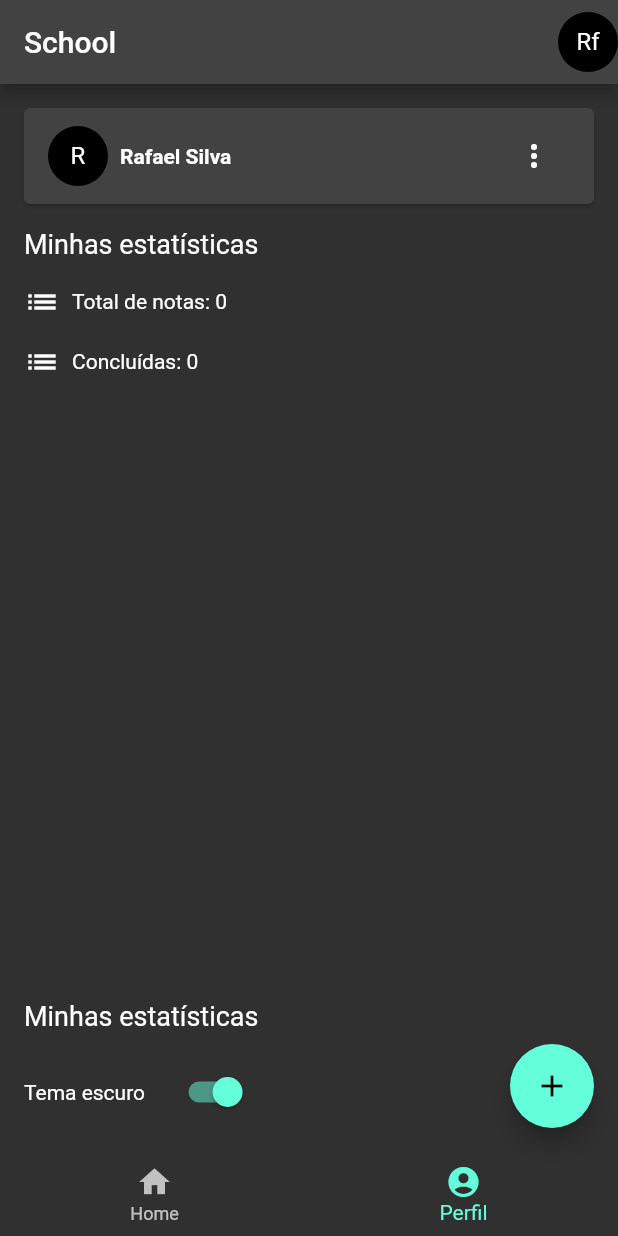
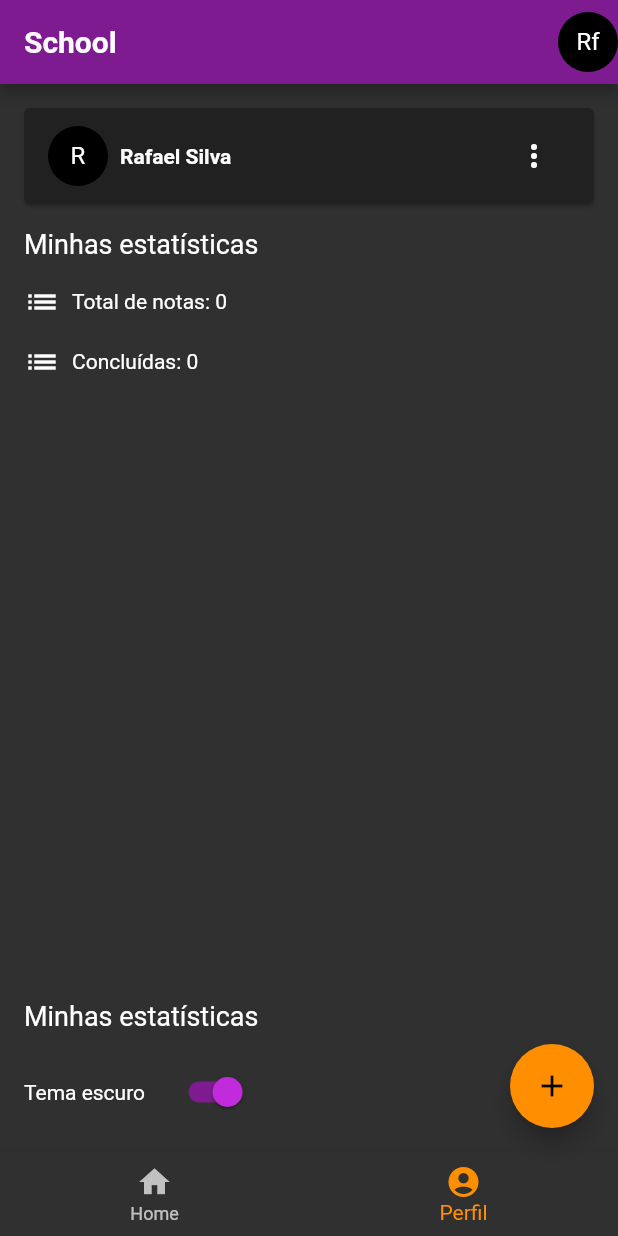
Before and after one commit to AndersonSantanaMjv/shcool, a Flutter app: the screen it shows after launch, item 2 of the bottom bar chosen, on a phone screen of 412 x 824 dp. Run offline on Flutter 3.47's test engine with Material 2 defaults, Android fonts, the phone set to English and light mode, and no system bars; our stand-ins replace image_picker, shared_preferences.

Commit message:
controle de themas

```diff
--- a/lib/styles/theme_style.dart
+++ b/lib/styles/theme_style.dart
@@ -27,13 +27,52 @@ class MyTheme {
     ),
     switchTheme: SwitchThemeData(
       thumbColor: MaterialStateColor.resolveWith((states) {
-        return states.contains(MaterialState.selected) ? _light.primary : _light.secondary;
+        return states.contains(MaterialState.selected)
+            ? _light.primary
+            : _light.secondary;
       }),
       trackColor: MaterialStateColor.resolveWith((states) {
-        return states.contains(MaterialState.selected) ? _light.primaryDark : _light.secondary;
+        return states.contains(MaterialState.selected)
+            ? _light.primaryDark
+            : _light.secondary;
       }),
     ),
   );
 
-  static final ThemeData escuro = ThemeData.dark().copyWith();
+  static final ThemeData escuro = ThemeData.dark().copyWith(
+    colorScheme: ThemeData.dark().colorScheme.copyWith(
+          primary: _dark.primary,
+          secondary: _dark.accent,
+          background: _dark.backgroud,
+          error: _dark.error,
+        ),
+    primaryColor: _dark.primary,
+    appBarTheme: AppBarTheme(
+      backgroundColor: _dark.primaryDark,
+      titleTextStyle: TextStyle(
+        color: _dark.text,
+        fontWeight: FontWeight.bold,
+        fontSize: 20,
+      ),
+    ),
+    cardColor: _dark.backgroudDark,
+    checkboxTheme: CheckboxThemeData(
+      fillColor: MaterialStateColor.resolveWith((states) => _dark.primary),
+    ),
+    dialogTheme: DialogTheme(
+      titleTextStyle: TextStyle(color: _dark.text),
+    ),
+    switchTheme: SwitchThemeData(
+      thumbColor: MaterialStateColor.resolveWith((states) {
+        return states.contains(MaterialState.selected)
+            ? _dark.primary
+            : _dark.secondary;
+      }),
+      trackColor: MaterialStateColor.resolveWith((states) {
+        return states.contains(MaterialState.selected)
+            ? _dark.primaryDark
+            : _dark.secondary;
+      }),
+    ),
+  );
 }
```
